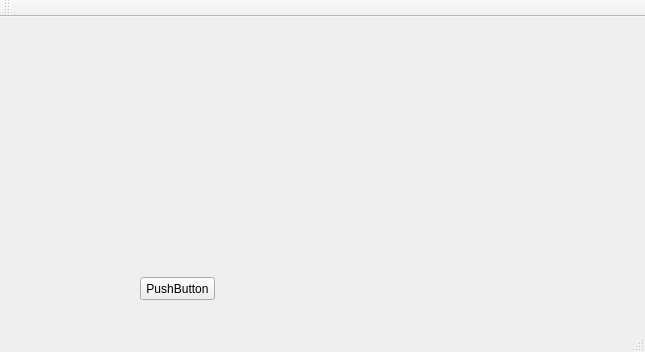
Qt form Qt/project/mainwindow.ui (SysMa/msq-summer-project) before a commit.
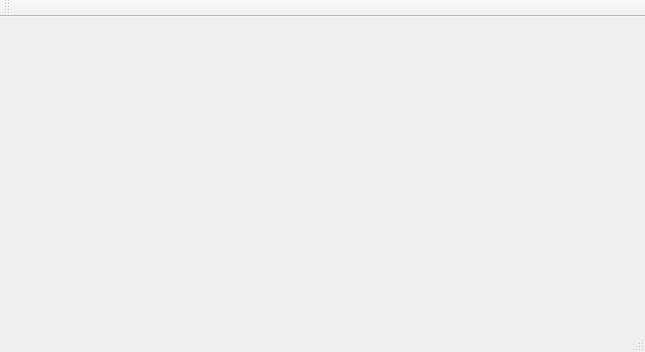
The same form after that commit.

```diff
--- a/Qt/project/mainwindow.ui
+++ b/Qt/project/mainwindow.ui
@@ -13,21 +13,7 @@
   <property name="windowTitle">
    <string>MainWindow</string>
   </property>
-  <widget class="QWidget" name="centralWidget">
-   <widget class="QPushButton" name="pushButton">
-    <property name="geometry">
-     <rect>
-      <x>140</x>
-      <y>260</y>
-      <width>75</width>
-      <height>23</height>
-     </rect>
-    </property>
-    <property name="text">
-     <string>PushButton</string>
-    </property>
-   </widget>
-  </widget>
+  <widget class="QWidget" name="centralWidget"/>
   <widget class="QMenuBar" name="menuBar">
    <property name="geometry">
     <rect>
```
